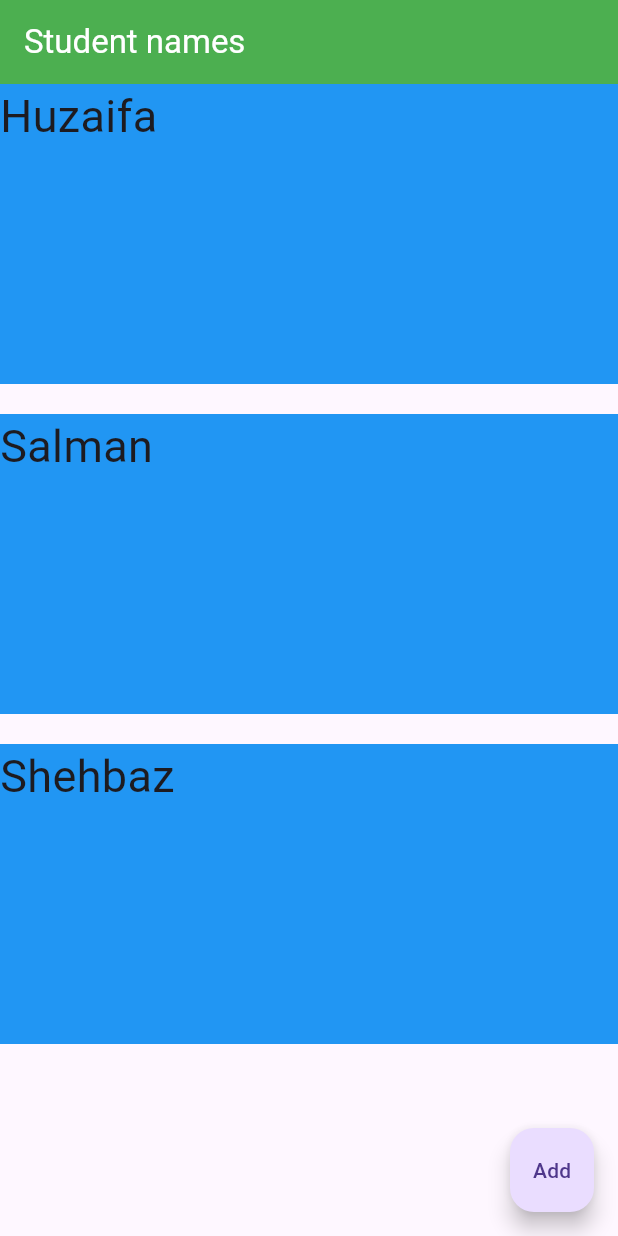
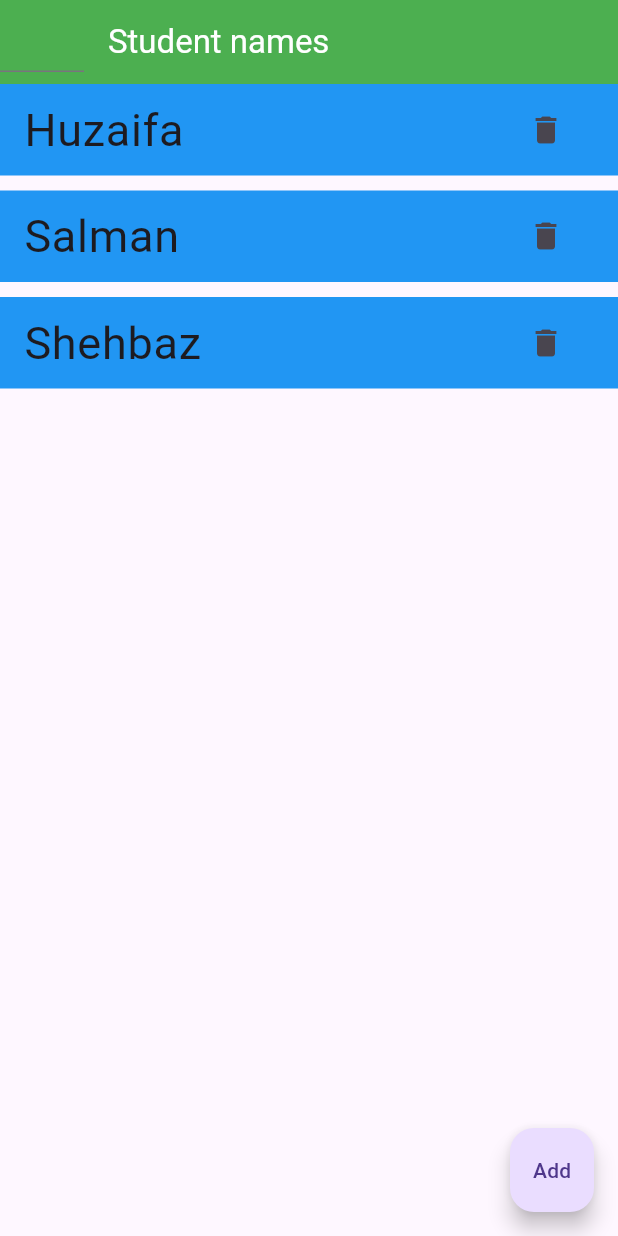
Before and after one commit to hasfarwork/Flutter-assignments, a Flutter app: the screen it shows after launch, on a phone screen of 412 x 824 dp. Run offline on Flutter 3.47's test engine with Material 3 defaults, Android fonts, the phone set to English and light mode, and no system bars.

Commit message:
add remove and clear text

```diff
--- a/lib/whatapp.dart
+++ b/lib/whatapp.dart
@@ -8,6 +8,7 @@ class Whatsapp extends StatefulWidget {
 }
 
 class _WhatsappState extends State<Whatsapp> {
+  TextEditingController editcontrol = TextEditingController();
   List names = ["Huzaifa", "Salman", "Shehbaz"];
 
   @override
@@ -15,6 +16,7 @@ class _WhatsappState extends State<Whatsapp> {
     return Scaffold(
       appBar: AppBar(
         backgroundColor: Colors.green,
+        leading: TextField(controller: editcontrol),
         title:
             names.isEmpty
                 ? Text("Student not registered")
@@ -27,17 +29,27 @@ class _WhatsappState extends State<Whatsapp> {
         itemCount: names.length,
         itemBuilder: (BuildContext context, int index) {
           return Container(
-            color: Colors.blue,
-            height: 200,
-            margin: EdgeInsets.only(bottom: 20),
-            child: Text("${names[index]}", style: TextStyle(fontSize: 30)),
+            padding: EdgeInsets.only(bottom: 10),
+            child: ListTile(
+              tileColor: Colors.blue,
+              title: Text("${names[index]}", style: TextStyle(fontSize: 30)),
+              trailing: IconButton(
+                onPressed: () {
+                  names.removeAt(index);
+                  setState(() {});
+                },
+                icon: Icon(Icons.delete),
+              ),
+            ),
           );
         },
       ),
       floatingActionButton: FloatingActionButton(
         onPressed: () {
-          names.add("Student name");
+          names.add(editcontrol.text);
+  editcontrol.clear();
           setState(() {});
+
         },
 
         child: Text("Add"),
```
